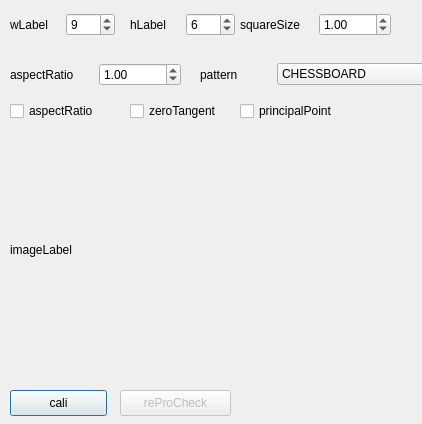
First picture: the form in peace_love_and_linux/calibration/operationcalibration.ui, repository OATOMO/peace_love_and_linux, before the edit.
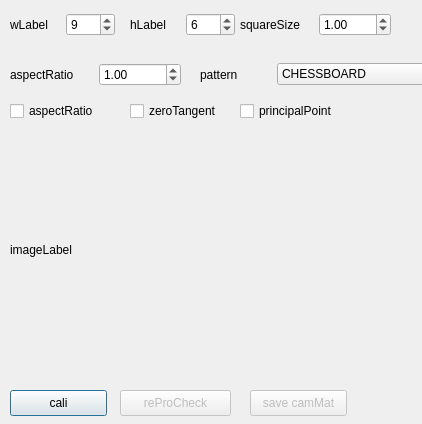
Second picture: the form after the edit.

Diff of the .ui file:
```diff
--- a/peace_love_and_linux/calibration/operationcalibration.ui
+++ b/peace_love_and_linux/calibration/operationcalibration.ui
@@ -236,6 +236,22 @@
     <string>reProCheck</string>
    </property>
   </widget>
+  <widget class="QPushButton" name="saveCamMatPushButton">
+   <property name="enabled">
+    <bool>false</bool>
+   </property>
+   <property name="geometry">
+    <rect>
+     <x>250</x>
+     <y>390</y>
+     <width>97</width>
+     <height>26</height>
+    </rect>
+   </property>
+   <property name="text">
+    <string>save camMat</string>
+   </property>
+  </widget>
  </widget>
  <resources/>
  <connections/>
```
